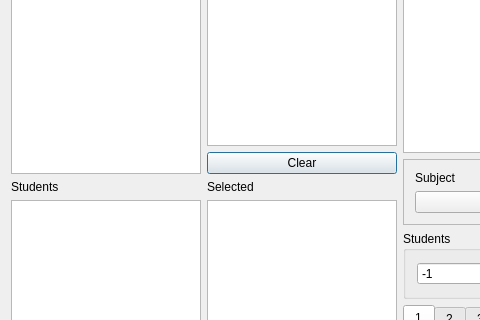
Above: src/interface/addactivityform_template.ui from rodolforg/fet before the change; both pictures show x 0 to 480 and y 98 to 418 of the 800 by 575 pixel window. Below: the same form after it.
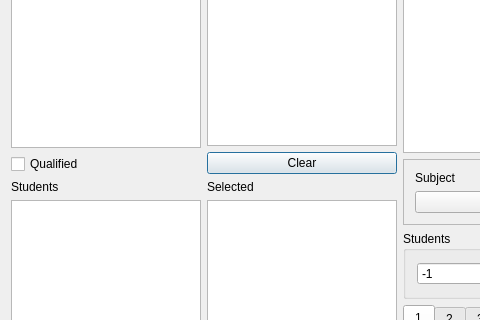
That is the form after the change.

Commit message:
user may filter qualified teachers for activity
The add/modify activity and modify subactivity dialogs now have an option to show only the qualified teachers for the chosen subject

Suggested by: Volker Dirr

Patch:
```diff
--- a/src/interface/addactivityform_template.ui
+++ b/src/interface/addactivityform_template.ui
@@ -33,6 +33,13 @@
          <item>
           <widget class="QListWidget" name="allTeachersListWidget"/>
          </item>
+         <item>
+          <widget class="QCheckBox" name="qualifiedCheckBox">
+           <property name="text">
+            <string comment="It refers to teachers. It will show only the teachers qualified for the selected subject.">Qualified</string>
+           </property>
+          </widget>
+         </item>
         </layout>
        </item>
        <item>
```
The commit also changes 8 other files.
